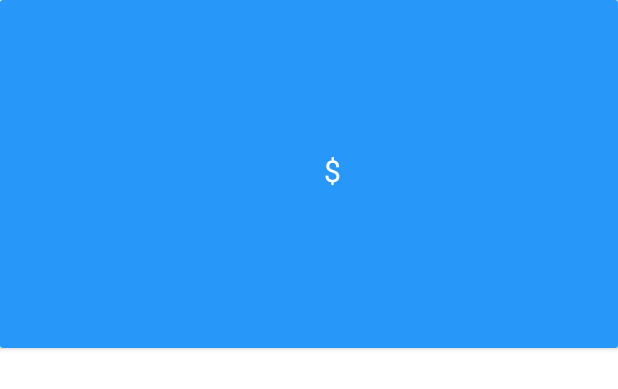
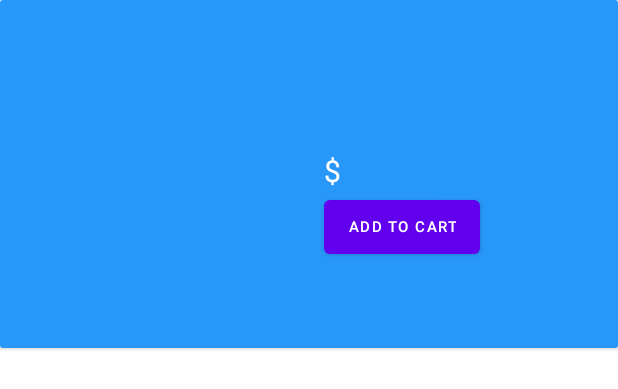
Before and after one commit to JLynch101/Wear-It, an Android app: the layout card_clothes.xml on its own in the app's theme, with its tools: preview values and no code run, on a phone screen of 412 x 824 dp. Shown: the top 389 px of the screen. Run offline under Robolectric (Android 15) with nearby library versions, the phone set to English and light mode, and no system bars.

Commit message:
Clean up

```diff
--- a/Wear it App/app/src/main/res/layout/card_clothes.xml
+++ b/Wear it App/app/src/main/res/layout/card_clothes.xml
@@ -58,6 +58,12 @@
             android:textColor="@color/white"
             android:layout_toRightOf="@+id/imageIcon"
             android:text="$"/>
-
+<Button
+    android:layout_width="wrap_content"
+    android:layout_height="wrap_content"
+    android:layout_below="@id/price"
+    android:textSize="10dp"
+    android:text="Add to cart"
+    android:layout_toRightOf="@+id/imageIcon"/>
     </RelativeLayout>
 </androidx.cardview.widget.CardView>
```
